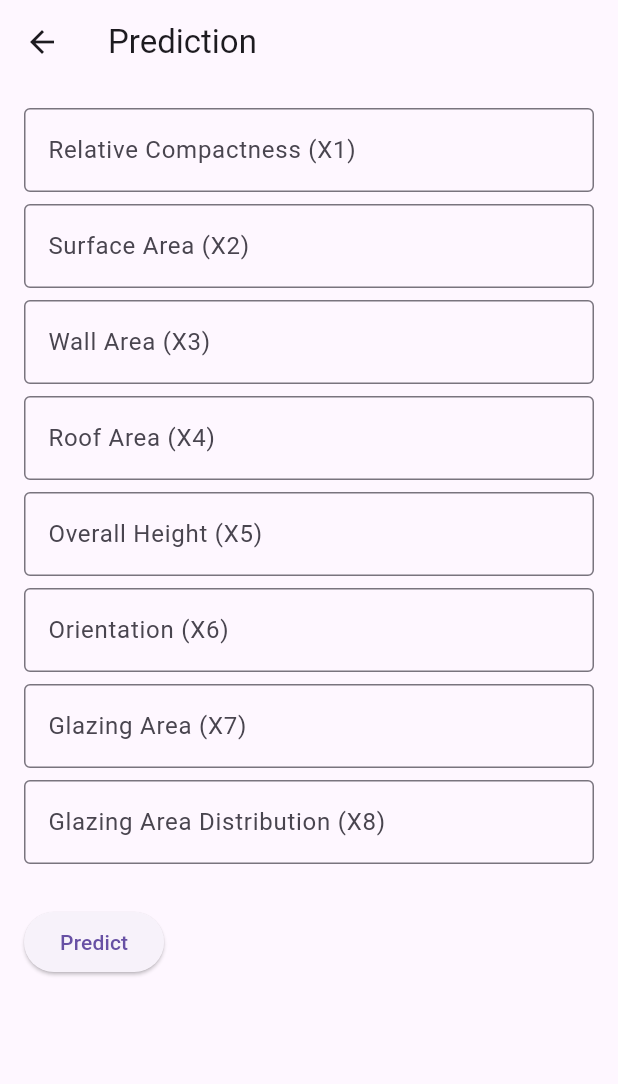
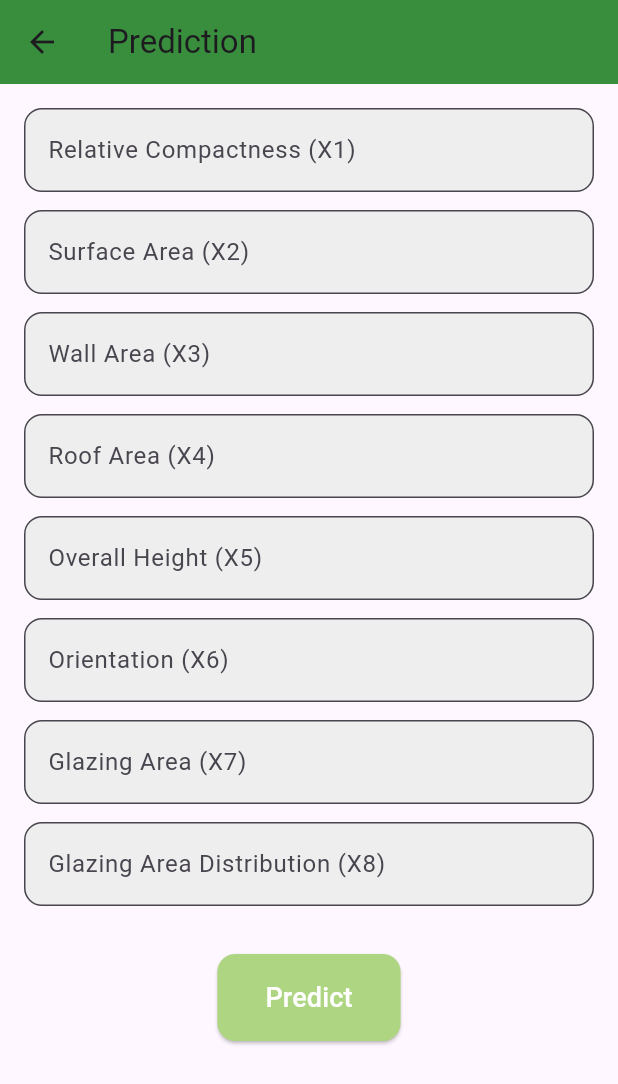
Before and after one commit to akumuyi/linear_regression_model, a Flutter app: the screen it shows after launch, after a tap on "Go to Prediction", on a phone screen of 412 x 824 dp. Shown: the top 1084 px of the screen. Run offline on Flutter 3.47's test engine with Material 3 defaults, Android fonts, the phone set to English and light mode, and no system bars.

Commit message:
Styled App

```diff
--- a/summative/energy_prediction_app/lib/screens/home_page.dart
+++ b/summative/energy_prediction_app/lib/screens/home_page.dart
@@ -9,6 +9,7 @@ class HomePage extends StatelessWidget {
     return Scaffold(
       appBar: AppBar(
         title: const Text('Energy Efficiency Prediction'),
+        backgroundColor: Colors.green[700], // Dark green to match PredictionPage
       ),
       body: Center(
         child: Column(
@@ -16,10 +17,13 @@ class HomePage extends StatelessWidget {
           children: [
             const Text(
               'Welcome to the Energy Prediction App',
-              style: TextStyle(fontSize: 20),
+              style: TextStyle(
+                fontSize: 24, // Larger font for prominence
+                fontWeight: FontWeight.bold, // Bold for emphasis
+              ),
               textAlign: TextAlign.center,
             ),
-            const SizedBox(height: 20),
+            const SizedBox(height: 40), // Increased spacing for balance
             ElevatedButton(
               onPressed: () {
                 Navigator.push(
@@ -27,7 +31,33 @@ class HomePage extends StatelessWidget {
                   MaterialPageRoute(builder: (context) => const PredictionPage()),
                 );
               },
-              child: const Text('Go to Prediction'),
+              style: ElevatedButton.styleFrom(
+                backgroundColor: Colors.lightGreen[300], // Light green like PredictionPage
+                shape: RoundedRectangleBorder(
+                  borderRadius: BorderRadius.circular(12.0), // Rounded corners
+                ),
+                padding: const EdgeInsets.symmetric(
+                  horizontal: 32.0,
+                  vertical: 16.0,
+                ), // Larger padding for a prominent button
+              ),
+              child: const Row(
+                mainAxisSize: MainAxisSize.min,
+                children: [
+                  Text(
+                    'Go to Prediction',
+                    style: TextStyle(
+                      fontSize: 18, // Consistent with PredictionPage button
+                      color: Colors.white, // White text for contrast
+                    ),
+                  ),
+                  SizedBox(width: 8), // Space between text and icon
+                  Icon(
+                    Icons.arrow_forward,
+                    color: Colors.white, // White icon to match text
+                  ),
+                ],
+              ),
             ),
           ],
         ),
--- a/summative/energy_prediction_app/lib/screens/prediction_page.dart
+++ b/summative/energy_prediction_app/lib/screens/prediction_page.dart
@@ -28,25 +28,57 @@ class _PredictionPageState extends State<PredictionPage> {
 
   // Function to make the API call
   Future<void> _makePrediction() async {
-    // Collect inputs into a map
-    final inputs = {
-      'X1': _x1Controller.text,
-      'X2': _x2Controller.text,
-      'X3': _x3Controller.text,
-      'X4': _x4Controller.text,
-      'X5': _x5Controller.text,
-      'X6': _x6Controller.text,
-      'X7': _x7Controller.text,
-      'X8': _x8Controller.text,
-    };
+    // Parse inputs to appropriate types
+    final x1 = double.tryParse(_x1Controller.text);
+    final x2 = double.tryParse(_x2Controller.text);
+    final x3 = double.tryParse(_x3Controller.text);
+    final x4 = double.tryParse(_x4Controller.text);
+    final x5 = double.tryParse(_x5Controller.text);
+    final x6 = int.tryParse(_x6Controller.text);
+    final x7 = double.tryParse(_x7Controller.text);
+    final x8 = int.tryParse(_x8Controller.text);
 
-    // Basic validation: Check for empty fields
-    if (inputs.values.any((value) => value.isEmpty)) {
+    // Check for invalid inputs and collect errors
+    List<String> errors = [];
+    if (x1 == null) errors.add('X1');
+    if (x2 == null) errors.add('X2');
+    if (x3 == null) errors.add('X3');
+    if (x4 == null) errors.add('X4');
+    if (x5 == null) errors.add('X5');
+    if (x6 == null) errors.add('X6');
+    if (x7 == null) errors.add('X7');
+    if (x8 == null) errors.add('X8');
+
+    // Check for empty fields as well
+    if (_x1Controller.text.isEmpty || _x2Controller.text.isEmpty ||
+        _x3Controller.text.isEmpty || _x4Controller.text.isEmpty ||
+        _x5Controller.text.isEmpty || _x6Controller.text.isEmpty ||
+        _x7Controller.text.isEmpty || _x8Controller.text.isEmpty) {
       setState(() {
         _result = 'Error: All fields are required.';
       });
       return;
     }
+
+    // If there are parsing errors, display them and stop
+    if (errors.isNotEmpty) {
+      setState(() {
+        _result = 'Error: Invalid inputs for ${errors.join(', ')}. Please enter valid numbers.';
+      });
+      return;
+    }
+
+    // Create inputs map with parsed numerical values
+    final inputs = {
+      'X1': x1,
+      'X2': x2,
+      'X3': x3,
+      'X4': x4,
+      'X5': x5,
+      'X6': x6,
+      'X7': x7,
+      'X8': x8,
+    };
 
     // Send POST request to the API
     try {
@@ -78,6 +110,7 @@ class _PredictionPageState extends State<PredictionPage> {
     return Scaffold(
       appBar: AppBar(
         title: const Text('Prediction'),
+        backgroundColor: Colors.green[700], // Darker green for AppBar
       ),
       body: SingleChildScrollView(
         padding: const EdgeInsets.all(16.0),
@@ -95,15 +128,34 @@ class _PredictionPageState extends State<PredictionPage> {
             _buildTextField(_x8Controller, 'Glazing Area Distribution (X8)', '0 to 5'),
             const SizedBox(height: 20),
             // Predict button
-            ElevatedButton(
-              onPressed: _makePrediction,
-              child: const Text('Predict'),
+            Center(
+              child: ElevatedButton(
+                onPressed: _makePrediction,
+                style: ElevatedButton.styleFrom(
+                  backgroundColor: Colors.lightGreen[300],
+                  shape: RoundedRectangleBorder(
+                    borderRadius: BorderRadius.circular(12.0), // Rounded corners
+                  ),
+                  padding: const EdgeInsets.symmetric(horizontal: 32.0, vertical: 16.0), // Larger padding
+                ),
+                child: const Text(
+                  'Predict',
+                  style: TextStyle(fontSize: 18, color: Colors.white),
+                ),
+              ),
             ),
             const SizedBox(height: 20),
             // Display area for result or error
-            Text(
-              _result,
-              style: const TextStyle(fontSize: 18, fontWeight: FontWeight.bold),
+            Center(
+              child: Text(
+                _result,
+                style: TextStyle(
+                  fontSize: 18,
+                  fontWeight: FontWeight.bold,
+                  color: _result.startsWith('Error') ? Colors.red : Colors.green[800], // Conditional coloring
+                ),
+                textAlign: TextAlign.center,
+              ),
             ),
           ],
         ),
@@ -114,13 +166,17 @@ class _PredictionPageState extends State<PredictionPage> {
   // Helper function to create consistent TextFields
   Widget _buildTextField(TextEditingController controller, String label, String hint) {
     return Padding(
-      padding: const EdgeInsets.only(bottom: 8.0),
+      padding: const EdgeInsets.only(bottom: 12.0),
       child: TextField(
         controller: controller,
         decoration: InputDecoration(
           labelText: label,
           hintText: hint,
-          border: const OutlineInputBorder(),
+          border: OutlineInputBorder(
+            borderRadius: BorderRadius.circular(12.0),
+          ),
+          filled: true,
+          fillColor: Colors.grey[200],
         ),
         keyboardType: TextInputType.number,
       ),
```
